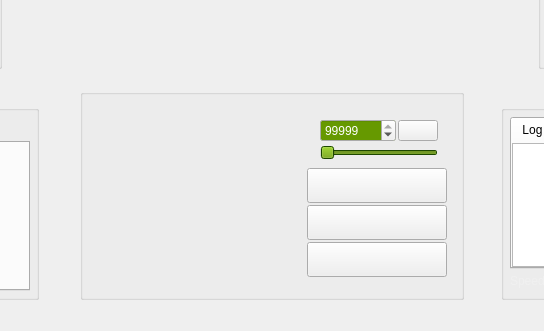
This is src/gui/qt/mainwindow.ui in pokerth/pokerth as Qt 5 draws it before an edit; both pictures show x 230 to 774 and y 349 to 680 of the 1000 by 680 pixel window. The edited form follows.
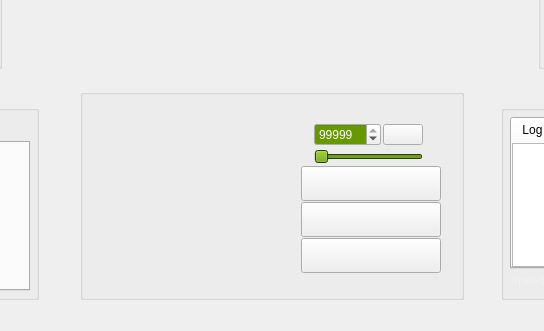
This is the edited form. Icons and pictures are not drawn. Custom widgets are drawn as their Qt base class.

```diff
--- a/src/gui/qt/mainwindow.ui
+++ b/src/gui/qt/mainwindow.ui
@@ -1842,15 +1842,53 @@
         <property name="title" >
          <string/>
         </property>
+        <layout class="QGridLayout" >
+         <property name="leftMargin" >
+          <number>28</number>
+         </property>
+         <property name="topMargin" >
+          <number>28</number>
+         </property>
+         <property name="rightMargin" >
+          <number>25</number>
+         </property>
+         <property name="bottomMargin" >
+          <number>22</number>
+         </property>
+         <property name="horizontalSpacing" >
+          <number>11</number>
+         </property>
+         <property name="verticalSpacing" >
+          <number>0</number>
+         </property>
+         <item rowspan="3" row="0" column="0" >
+          <layout class="QVBoxLayout" >
+           <property name="spacing" >
+            <number>0</number>
+           </property>
+           <item>
+            <layout class="QHBoxLayout" >
+             <property name="spacing" >
+              <number>0</number>
+             </property>
+             <item>
+              <spacer>
+               <property name="orientation" >
+                <enum>Qt::Horizontal</enum>
+               </property>
+               <property name="sizeType" >
+                <enum>QSizePolicy::Fixed</enum>
+               </property>
+               <property name="sizeHint" >
+                <size>
+                 <width>5</width>
+                 <height>20</height>
+                </size>
+               </property>
+              </spacer>
+             </item>
+             <item>
         <widget class="QLabel" name="textLabel_Button0" >
-         <property name="geometry" >
-          <rect>
-           <x>30</x>
-           <y>33</y>
-           <width>40</width>
-           <height>40</height>
-          </rect>
-         </property>
          <property name="minimumSize" >
           <size>
            <width>40</width>
@@ -1870,76 +1908,50 @@
           <set>Qt::AlignCenter</set>
          </property>
         </widget>
-        <widget class="MySetLabel" name="textLabel_Set0" >
-         <property name="geometry" >
-          <rect>
-           <x>94</x>
-           <y>28</y>
-           <width>118</width>
-           <height>20</height>
-          </rect>
-         </property>
-         <property name="maximumSize" >
+             </item>
+             <item>
+              <spacer>
+               <property name="orientation" >
+                <enum>Qt::Horizontal</enum>
+               </property>
+               <property name="sizeType" >
+                <enum>QSizePolicy::Fixed</enum>
+               </property>
+               <property name="sizeHint" >
           <size>
-           <width>16777215</width>
+                 <width>5</width>
            <height>20</height>
           </size>
          </property>
-         <property name="alignment" >
-          <set>Qt::AlignCenter</set>
-         </property>
-        </widget>
-        <widget class="QFrame" name="frame_Cards0" >
-         <property name="geometry" >
-          <rect>
-           <x>94</x>
-           <y>53</y>
-           <width>118</width>
-           <height>111</height>
-          </rect>
-         </property>
-         <property name="minimumSize" >
+              </spacer>
+             </item>
+            </layout>
+           </item>
+           <item>
+            <spacer>
+             <property name="orientation" >
+              <enum>Qt::Vertical</enum>
+             </property>
+             <property name="sizeType" >
+              <enum>QSizePolicy::Fixed</enum>
+             </property>
+             <property name="sizeHint" >
           <size>
-           <width>118</width>
-           <height>111</height>
-          </size>
-         </property>
-         <widget class="MyStatusLabel" name="textLabel_Status0" >
-          <property name="geometry" >
-           <rect>
-            <x>9</x>
-            <y>35</y>
-            <width>100</width>
-            <height>40</height>
-           </rect>
-          </property>
-          <property name="minimumSize" >
-           <size>
-            <width>0</width>
-            <height>20</height>
-           </size>
-          </property>
-          <property name="text" >
-           <string/>
-          </property>
-          <property name="alignment" >
-           <set>Qt::AlignCenter</set>
-          </property>
-          <property name="textInteractionFlags" >
-           <set>Qt::NoTextInteraction</set>
-          </property>
-         </widget>
-        </widget>
+               <width>20</width>
+               <height>28</height>
+              </size>
+             </property>
+            </spacer>
+           </item>
+           <item>
         <widget class="QFrame" name="frame_6" >
-         <property name="geometry" >
-          <rect>
-           <x>30</x>
-           <y>90</y>
+             <property name="minimumSize" >
+              <size>
            <width>50</width>
            <height>34</height>
-          </rect>
-         </property>
-         <property name="minimumSize" >
+              </size>
+             </property>
+             <property name="maximumSize" >
           <size>
            <width>50</width>
            <height>34</height>
@@ -1979,15 +1991,9 @@
           </item>
          </layout>
         </widget>
+           </item>
+           <item>
         <widget class="QLabel" name="label_Avatar0" >
-         <property name="geometry" >
-          <rect>
-           <x>30</x>
-           <y>130</y>
-           <width>50</width>
-           <height>50</height>
-          </rect>
-         </property>
          <property name="minimumSize" >
           <size>
            <width>50</width>
@@ -2007,35 +2013,27 @@
           <bool>true</bool>
          </property>
         </widget>
-        <widget class="QLabel" name="label_PlayerName0" >
-         <property name="geometry" >
-          <rect>
-           <x>94</x>
-           <y>160</y>
-           <width>118</width>
-           <height>23</height>
-          </rect>
-         </property>
+           </item>
+          </layout>
+         </item>
+         <item row="0" column="1" >
+          <widget class="MySetLabel" name="textLabel_Set0" >
          <property name="maximumSize" >
           <size>
            <width>16777215</width>
-           <height>23</height>
+             <height>20</height>
           </size>
          </property>
          <property name="alignment" >
-          <set>Qt::AlignBottom|Qt::AlignLeading|Qt::AlignLeft</set>
-         </property>
-        </widget>
-        <widget class="QWidget" name="layoutWidget" >
-         <property name="geometry" >
-          <rect>
-           <x>227</x>
-           <y>30</y>
-           <width>144</width>
-           <height>160</height>
-          </rect>
-         </property>
+            <set>Qt::AlignHCenter|Qt::AlignTop</set>
+           </property>
+          </widget>
+         </item>
+         <item rowspan="3" row="0" column="2" >
          <layout class="QVBoxLayout" >
+           <property name="spacing" >
+            <number>1</number>
+           </property>
           <item>
            <layout class="QHBoxLayout" >
             <property name="spacing" >
@@ -2400,7 +2398,62 @@
            </layout>
           </item>
          </layout>
-        </widget>
+         </item>
+         <item row="1" column="1" >
+          <widget class="QFrame" name="frame_Cards0" >
+           <property name="minimumSize" >
+            <size>
+             <width>118</width>
+             <height>111</height>
+            </size>
+           </property>
+           <widget class="MyStatusLabel" name="textLabel_Status0" >
+            <property name="geometry" >
+             <rect>
+              <x>9</x>
+              <y>35</y>
+              <width>100</width>
+              <height>40</height>
+             </rect>
+            </property>
+            <property name="minimumSize" >
+             <size>
+              <width>0</width>
+              <height>20</height>
+             </size>
+            </property>
+            <property name="text" >
+             <string/>
+            </property>
+            <property name="alignment" >
+             <set>Qt::AlignCenter</set>
+            </property>
+            <property name="textInteractionFlags" >
+             <set>Qt::NoTextInteraction</set>
+            </property>
+           </widget>
+          </widget>
+         </item>
+         <item row="2" column="1" >
+          <widget class="QLabel" name="label_PlayerName0" >
+           <property name="minimumSize" >
+            <size>
+             <width>0</width>
+             <height>22</height>
+            </size>
+           </property>
+           <property name="maximumSize" >
+            <size>
+             <width>16777215</width>
+             <height>22</height>
+            </size>
+           </property>
+           <property name="alignment" >
+            <set>Qt::AlignBottom|Qt::AlignLeading|Qt::AlignLeft</set>
+           </property>
+          </widget>
+         </item>
+        </layout>
        </widget>
       </item>
       <item>
```
Lines whose indentation alone changed are shown as unchanged.
